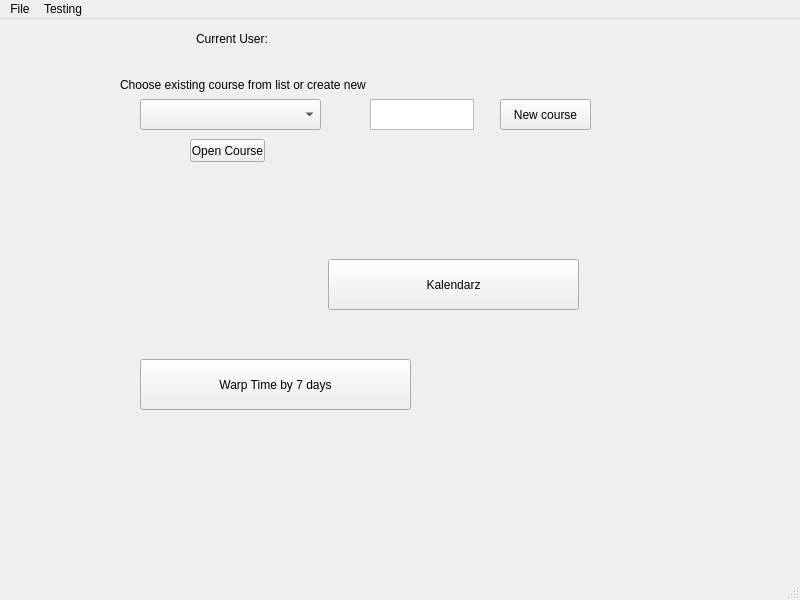
wshknmt/QT-SuperMemo, file MainMenuWindow.ui: the form before one commit.
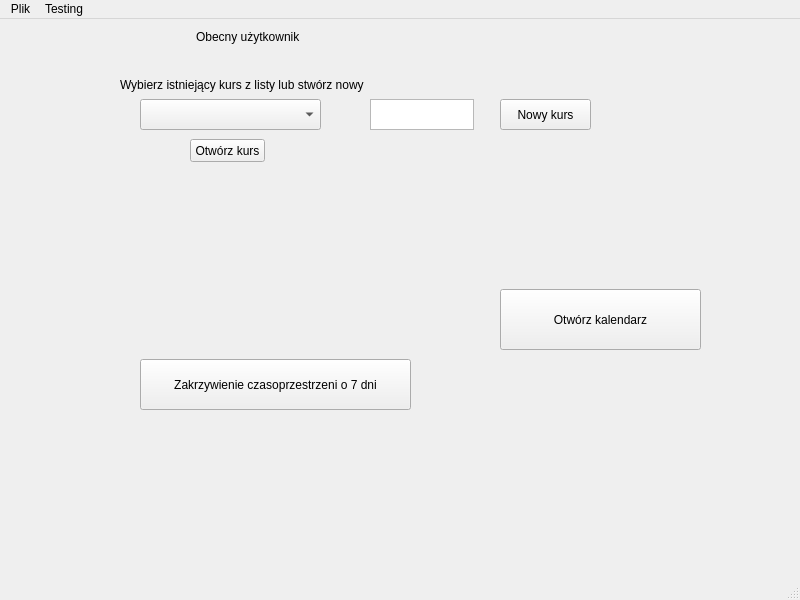
The form after the commit.

```diff
--- a/MainMenuWindow.ui
+++ b/MainMenuWindow.ui
@@ -34,7 +34,7 @@
      </rect>
     </property>
     <property name="text">
-     <string>Choose existing course from list or create new</string>
+     <string>Wybierz istniejący kurs z listy lub stwórz nowy</string>
     </property>
    </widget>
    <widget class="QTextEdit" name="courseNameTextEdit">
@@ -57,7 +57,7 @@
      </rect>
     </property>
     <property name="text">
-     <string>New course</string>
+     <string>Nowy kurs</string>
     </property>
    </widget>
    <widget class="QPushButton" name="openCourseButton">
@@ -70,7 +70,7 @@
      </rect>
     </property>
     <property name="text">
-     <string>Open Course</string>
+     <string>Otwórz kurs</string>
     </property>
    </widget>
    <widget class="QPushButton" name="warpTimeButton">
@@ -83,7 +83,7 @@
      </rect>
     </property>
     <property name="text">
-     <string>Warp Time by 7 days</string>
+     <string>Zakrzywienie czasoprzestrzeni o 7 dni</string>
     </property>
    </widget>
    <widget class="QWidget" name="layoutWidget">
@@ -92,7 +92,7 @@
       <x>196</x>
       <y>10</y>
       <width>231</width>
-      <height>19</height>
+      <height>16</height>
      </rect>
     </property>
     <layout class="QHBoxLayout" name="horizontalLayout">
@@ -105,7 +105,7 @@
         </sizepolicy>
        </property>
        <property name="text">
-        <string>Current User:</string>
+        <string>Obecny użytkownik</string>
        </property>
       </widget>
      </item>
@@ -121,14 +121,14 @@
    <widget class="QPushButton" name="pushButton">
     <property name="geometry">
      <rect>
-      <x>328</x>
-      <y>240</y>
-      <width>251</width>
-      <height>51</height>
+      <x>500</x>
+      <y>270</y>
+      <width>201</width>
+      <height>61</height>
      </rect>
     </property>
     <property name="text">
-     <string>Kalendarz</string>
+     <string>Otwórz kalendarz</string>
     </property>
    </widget>
   </widget>
@@ -138,12 +138,12 @@
      <x>0</x>
      <y>0</y>
      <width>800</width>
-     <height>22</height>
+     <height>21</height>
     </rect>
    </property>
    <widget class="QMenu" name="menuFile">
     <property name="title">
-     <string>File</string>
+     <string>Plik</string>
     </property>
     <addaction name="actionDelete_selected_course"/>
     <addaction name="separator"/>
```
Left out of the diff: 14 changed lines with no effect on the pictures.
